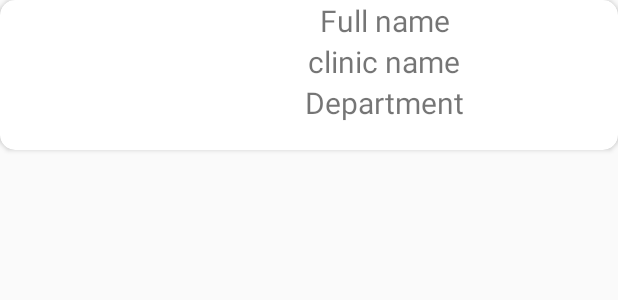
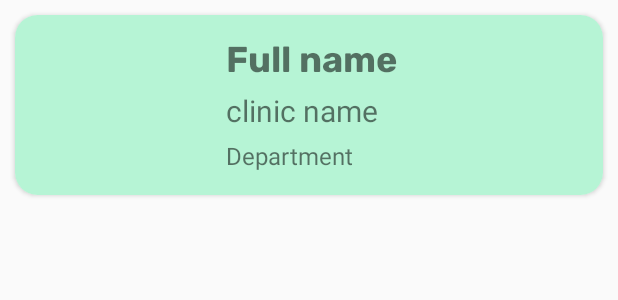
Before and after one commit to ArthurLhy/DigitalDoctor, an Android app: the layout doctorlist_cardview.xml on its own in the app's theme, with its tools: preview values and no code run, on a phone screen of 412 x 824 dp. Shown: the top 300 px of the screen. Run offline under Robolectric (Android 15) with nearby library versions, the phone set to English and light mode, and no system bars.

Commit message:
doctor list card view UI update

```diff
--- a/app/src/main/res/layout/activity_permission.xml
+++ b/app/src/main/res/layout/activity_permission.xml
@@ -40,7 +40,7 @@
         android:layout_width="match_parent"
         android:layout_height="wrap_content"
         android:layout_alignParentBottom="true"
-        android:background="@color/colorPrimary"
+        android:background="@drawable/button_selector"
         android:textColor="#FFFFFF"
         android:text="Grant Permission"/>
 
--- a/app/src/main/res/layout/doctorlist_cardview.xml
+++ b/app/src/main/res/layout/doctorlist_cardview.xml
@@ -4,50 +4,57 @@
     android:layout_height="wrap_content"
     xmlns:app="http://schemas.android.com/apk/res-auto"
     android:elevation="96dp"
-    app:cardCornerRadius="10dp">
+    android:layout_margin="10dp"
+    app:cardCornerRadius="15dp">
 
     <LinearLayout
         android:id="@+id/doctor_list_card_root"
         android:layout_width="match_parent"
         android:layout_height="wrap_content"
-        android:orientation="horizontal">
+        android:orientation="horizontal"
+        android:background="#B6F4D5">
 
         <ImageView
             android:id="@+id/doctorlist_image"
             android:layout_width="100dp"
             android:layout_height="100dp"
-            android:scaleType="centerCrop"/>
+            android:layout_marginLeft="15dp"
+            android:layout_marginTop="10dp"
+            android:layout_marginBottom="10dp"
+            android:scaleType="centerCrop" />
 
         <LinearLayout
             android:layout_width="match_parent"
             android:layout_height="wrap_content"
-            android:orientation="vertical"
-            android:layout_marginStart="5dp"
-            android:layout_marginEnd="5dp">
+            android:layout_gravity="center"
+            android:layout_marginStart="25dp"
+            android:layout_marginEnd="10dp"
+            android:gravity="center"
+            android:orientation="vertical">
 
             <TextView
                 android:id="@+id/doctorlist_fullname"
                 android:layout_width="match_parent"
                 android:layout_height="wrap_content"
                 android:text="Full name"
-                android:textAlignment="center"
-                android:textSize="20sp"/>
+                android:textSize="24sp"
+                android:fontFamily="@string/rubicBold"/>
+
+            <TextView
+                android:id="@+id/doctorlist_depart"
+                android:layout_width="match_parent"
+                android:layout_height="wrap_content"
+                android:layout_marginTop="5dp"
+                android:text="clinic name"
+                android:textSize="20sp" />
 
             <TextView
                 android:id="@+id/doctorlist_clinic"
                 android:layout_width="match_parent"
                 android:layout_height="wrap_content"
-                android:text="clinic name"
-                android:textAlignment="center"
-                android:textSize="20sp"/>
-
-            <TextView
-                android:id="@+id/doctorlist_depart"
-                android:layout_width="match_parent"
-                android:layout_height="wrap_content"
+                android:layout_marginTop="5dp"
                 android:text="Department"
-                android:textAlignment="center"
-                android:textSize="20sp"/>
+                android:textSize="16sp" />
 
         </LinearLayout>
     </LinearLayout>
```
